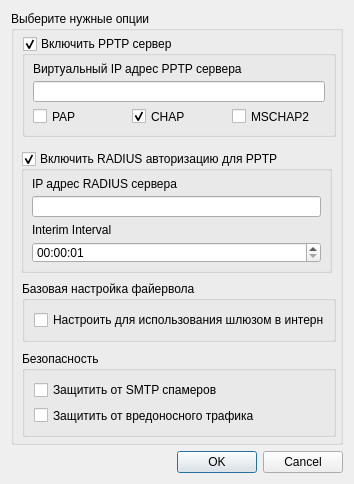
Above: mdi/forms/configure_nas.ui from brat002/ExpertBilling before the change. Below: the same form after it.
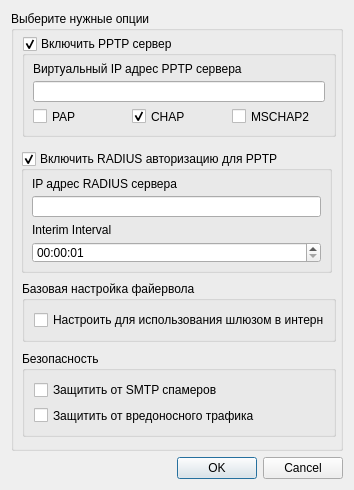
That is the form after the change.

```diff
--- a/mdi/forms/configure_nas.ui
+++ b/mdi/forms/configure_nas.ui
@@ -6,19 +6,19 @@
     <x>0</x>
     <y>0</y>
     <width>354</width>
-    <height>484</height>
+    <height>490</height>
    </rect>
   </property>
   <property name="minimumSize" >
    <size>
     <width>354</width>
-    <height>484</height>
+    <height>490</height>
    </size>
   </property>
   <property name="maximumSize" >
    <size>
     <width>354</width>
-    <height>484</height>
+    <height>490</height>
    </size>
   </property>
   <property name="windowTitle" >
```
